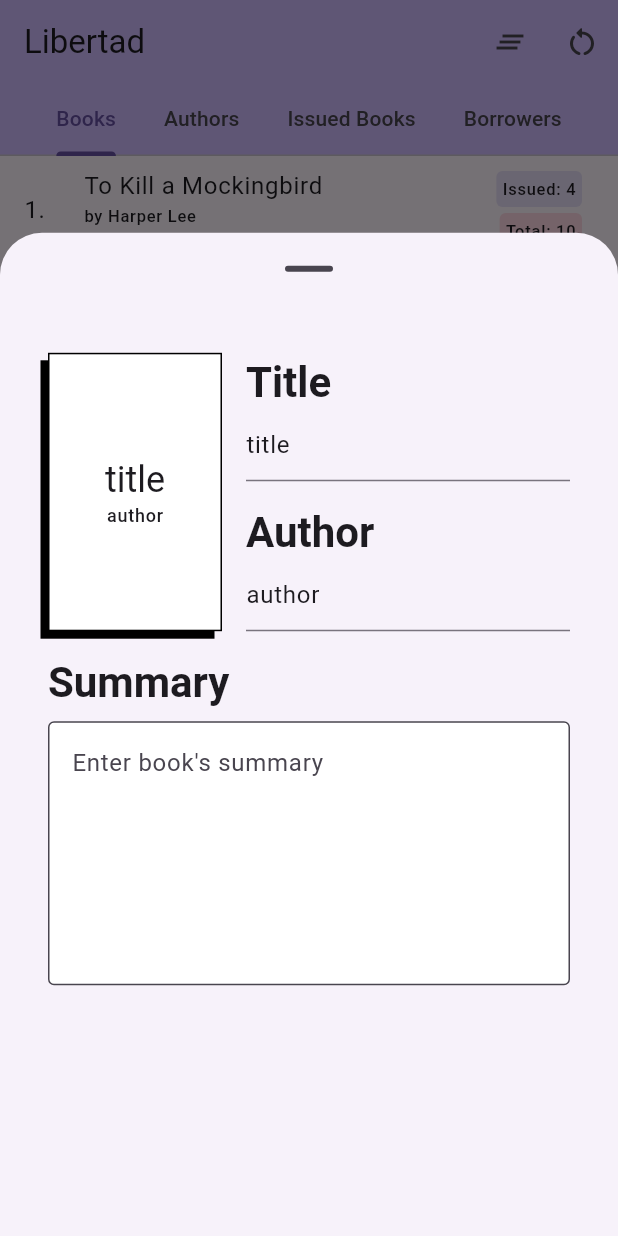
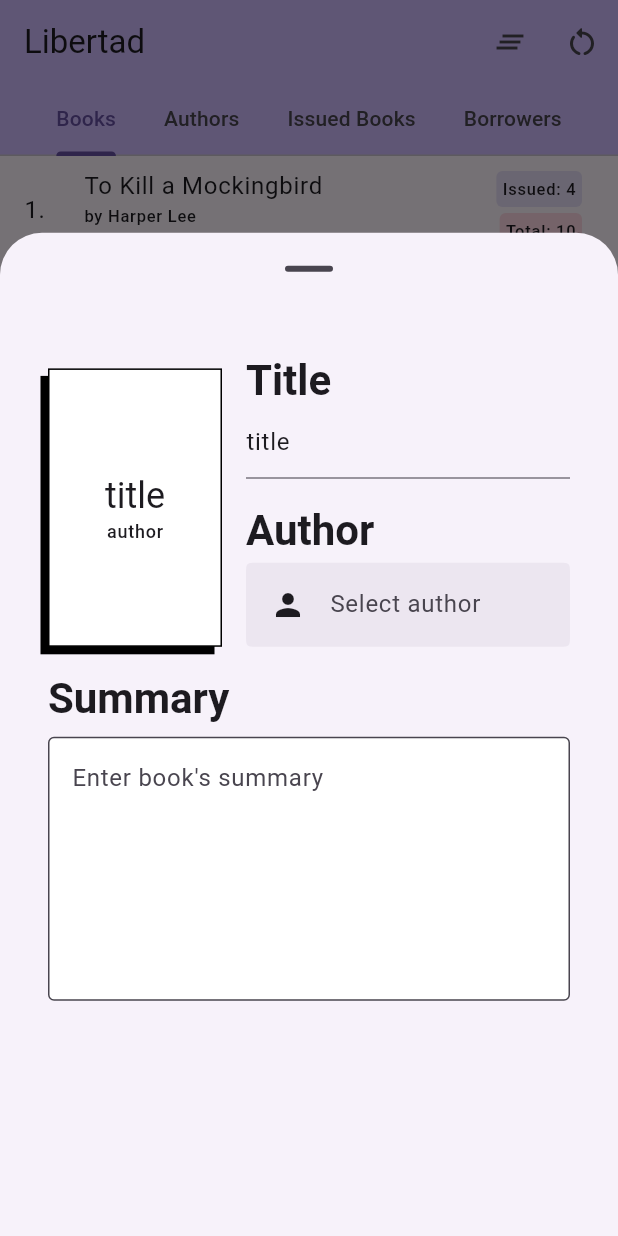
Before and after one commit to imaachman/libertad, a Flutter app: the screen it shows after launch, after a tap on the "restart alt" icon, after a tap on the "add" icon, on a phone screen of 412 x 824 dp. Run offline on Flutter 3.47's test engine with Material 3 defaults, Android fonts, the phone set to English and light mode, and no system bars; our stand-ins replace flutter_riverpod, isar, riverpod_annotation; accounts and stored records are empty; generated files the repository leaves out were written again.

Commit message:
Reorganize code

```diff
--- a/lib/features/authors/authors_screen.dart
+++ b/lib/features/authors/screens/authors_screen.dart
@@ -1,6 +1,6 @@
 import 'package:flutter/material.dart';
 import 'package:libertad/data/mock/mock_authors.dart';
-import 'package:libertad/features/authors/author_list_tile.dart';
+import 'package:libertad/features/authors/screens/author_list_tile.dart';
 
 class AuthorsPage extends StatelessWidget {
   const AuthorsPage({super.key});
--- /dev/null
+++ b/lib/features/books/screens/book_editor/author_field.dart
@@ -0,0 +1,35 @@
+import 'package:flutter/material.dart';
+
+class AuthorField extends StatelessWidget {
+  final TextEditingController controller;
+
+  const AuthorField({super.key, required this.controller});
+
+  @override
+  Widget build(BuildContext context) {
+    return Column(
+      crossAxisAlignment: CrossAxisAlignment.start,
+      children: [
+        Text(
+          'Author',
+          style: Theme.of(context)
+              .textTheme
+              .headlineMedium
+              ?.copyWith(fontWeight: FontWeight.bold),
+        ),
+        SizedBox(height: 4),
+        SearchAnchor.bar(
+          barElevation: WidgetStatePropertyAll(0),
+          barShape: WidgetStatePropertyAll(
+            ContinuousRectangleBorder(borderRadius: BorderRadius.circular(8)),
+          ),
+          barLeading: Icon(Icons.person),
+          barHintText: 'Select author',
+          suggestionsBuilder: (context, searchController) {
+            return [Text('data')];
+          },
+        ),
+      ],
+    );
+  }
+}
--- /dev/null
+++ b/lib/features/books/screens/book_editor/book_cover.dart
@@ -0,0 +1,65 @@
+import 'package:flutter/material.dart';
+
+class BookCover extends StatefulWidget {
+  final TextEditingController titleController;
+  final TextEditingController authorController;
+
+  const BookCover({
+    super.key,
+    required this.titleController,
+    required this.authorController,
+  });
+
+  @override
+  State<BookCover> createState() => _BookCoverState();
+}
+
+class _BookCoverState extends State<BookCover> {
+  @override
+  void initState() {
+    super.initState();
+    widget.titleController.addListener(rebuild);
+    widget.authorController.addListener(rebuild);
+  }
+
+  @override
+  void dispose() {
+    widget.titleController.removeListener(rebuild);
+    widget.authorController.removeListener(rebuild);
+    super.dispose();
+  }
+
+  void rebuild() => setState(() {});
+
+  @override
+  Widget build(BuildContext context) {
+    return AspectRatio(
+      aspectRatio: 10 / 16,
+      child: Container(
+        padding: const EdgeInsets.all(8),
+        decoration: BoxDecoration(
+          color: Colors.white,
+          border: Border.all(),
+          boxShadow: [BoxShadow(offset: Offset(-5, 5))],
+        ),
+        child: Column(
+          mainAxisAlignment: MainAxisAlignment.center,
+          children: [
+            Text(
+              widget.titleController.text,
+              style: Theme.of(context).textTheme.headlineSmall,
+              maxLines: 3,
+              overflow: TextOverflow.ellipsis,
+            ),
+            Text(
+              widget.authorController.text,
+              style: Theme.of(context).textTheme.labelMedium,
+              maxLines: 1,
+              overflow: TextOverflow.ellipsis,
+            ),
+          ],
+        ),
+      ),
+    );
+  }
+}
--- a/lib/widgets/book_editor.dart
+++ b/lib/features/books/screens/book_editor/book_editor.dart
@@ -2,6 +2,11 @@ import 'package:flutter/material.dart';
 import 'package:flutter_riverpod/flutter_riverpod.dart';
 import 'package:libertad/core/constants/breakpoints.dart';
 import 'package:libertad/widgets/row_column_switch.dart';
+
+import 'author_field.dart';
+import 'book_cover.dart';
+import 'summary_field.dart';
+import 'title_field.dart';
 
 class BookEditor extends ConsumerStatefulWidget {
   const BookEditor({super.key});
@@ -145,156 +150,3 @@ class _BookEditorState extends ConsumerState<BookEditor> {
     );
   }
 }
-
-class BookCover extends StatefulWidget {
-  final TextEditingController titleController;
-  final TextEditingController authorController;
-
-  const BookCover({
-    super.key,
-    required this.titleController,
-    required this.authorController,
-  });
-
-  @override
-  State<BookCover> createState() => _BookCoverState();
-}
-
-class _BookCoverState extends State<BookCover> {
-  @override
-  void initState() {
-    super.initState();
-    widget.titleController.addListener(rebuild);
-    widget.authorController.addListener(rebuild);
-  }
-
-  @override
-  void dispose() {
-    widget.titleController.removeListener(rebuild);
-    widget.authorController.removeListener(rebuild);
-    super.dispose();
-  }
-
-  void rebuild() => setState(() {});
-
-  @override
-  Widget build(BuildContext context) {
-    return AspectRatio(
-      aspectRatio: 10 / 16,
-      child: Container(
-        padding: const EdgeInsets.all(8),
-        decoration: BoxDecoration(
-          color: Colors.white,
-          border: Border.all(),
-          boxShadow: [BoxShadow(offset: Offset(-5, 5))],
-        ),
-        child: Column(
-          mainAxisAlignment: MainAxisAlignment.center,
-          children: [
-            Text(
-              widget.titleController.text,
-              style: Theme.of(context).textTheme.headlineSmall,
-              maxLines: 4,
-              overflow: TextOverflow.ellipsis,
-            ),
-            Text(
-              widget.authorController.text,
-              style: Theme.of(context).textTheme.labelMedium,
-              maxLines: 2,
-              overflow: TextOverflow.ellipsis,
-            ),
-          ],
-        ),
-      ),
-    );
-  }
-}
-
-class TitleField extends StatelessWidget {
-  final TextEditingController controller;
-
-  const TitleField({super.key, required this.controller});
-
-  @override
-  Widget build(BuildContext context) {
-    return Column(
-      crossAxisAlignment: CrossAxisAlignment.start,
-      children: [
-        Text(
-          'Title',
-          style: Theme.of(context)
-              .textTheme
-              .headlineMedium
-              ?.copyWith(fontWeight: FontWeight.bold),
-        ),
-        TextField(
-          controller: controller,
-          decoration: InputDecoration(
-            hintText: 'Enter book\'s title',
-          ),
-        ),
-      ],
-    );
-  }
-}
-
-class AuthorField extends StatelessWidget {
-  final TextEditingController controller;
-
-  const AuthorField({super.key, required this.controller});
-
-  @override
-  Widget build(BuildContext context) {
-    return Column(
-      crossAxisAlignment: CrossAxisAlignment.start,
-      children: [
-        Text(
-          'Author',
-          style: Theme.of(context)
-              .textTheme
-              .headlineMedium
-              ?.copyWith(fontWeight: FontWeight.bold),
-        ),
-        TextField(
-          controller: controller,
-          decoration: InputDecoration(
-            hintText: 'Enter book\'s author',
-          ),
-        ),
-      ],
-    );
-  }
-}
-
-class SummaryField extends StatelessWidget {
-  final TextEditingController controller;
-
-  const SummaryField({super.key, required this.controller});
-
-  @override
-  Widget build(BuildContext context) {
-    return Column(
-      crossAxisAlignment: CrossAxisAlignment.start,
-      children: [
-        Text(
-          'Summary',
-          style: Theme.of(context)
-              .textTheme
-              .headlineMedium
-              ?.copyWith(fontWeight: FontWeight.bold),
-        ),
-        SizedBox(height: 8),
-        TextField(
-          controller: controller,
-          decoration: InputDecoration(
-            border: OutlineInputBorder(),
-            hintText: 'Enter book\'s summary',
-            filled: true,
-            fillColor: Colors.white,
-          ),
-          maxLines: 6,
-        ),
-      ],
-    );
-  }
-}
--- /dev/null
+++ b/lib/features/books/screens/book_editor/summary_field.dart
@@ -0,0 +1,34 @@
+import 'package:flutter/material.dart';
+
+class SummaryField extends StatelessWidget {
+  final TextEditingController controller;
+
+  const SummaryField({super.key, required this.controller});
+
+  @override
+  Widget build(BuildContext context) {
+    return Column(
+      crossAxisAlignment: CrossAxisAlignment.start,
+      children: [
+        Text(
+          'Summary',
+          style: Theme.of(context)
+              .textTheme
+              .headlineMedium
+              ?.copyWith(fontWeight: FontWeight.bold),
+        ),
+        SizedBox(height: 8),
+        TextField(
+          controller: controller,
+          decoration: InputDecoration(
+            border: OutlineInputBorder(),
+            hintText: 'Enter book\'s summary',
+            filled: true,
+            fillColor: Colors.white,
+          ),
+          maxLines: 6,
+        ),
+      ],
+    );
+  }
+}
--- /dev/null
+++ b/lib/features/books/screens/book_editor/title_field.dart
@@ -0,0 +1,29 @@
+import 'package:flutter/material.dart';
+
+class TitleField extends StatelessWidget {
+  final TextEditingController controller;
+
+  const TitleField({super.key, required this.controller});
+
+  @override
+  Widget build(BuildContext context) {
+    return Column(
+      crossAxisAlignment: CrossAxisAlignment.start,
+      children: [
+        Text(
+          'Title',
+          style: Theme.of(context)
+              .textTheme
+              .headlineMedium
+              ?.copyWith(fontWeight: FontWeight.bold),
+        ),
+        TextField(
+          controller: controller,
+          decoration: InputDecoration(
+            hintText: 'Enter book\'s title',
+          ),
+        ),
+      ],
+    );
+  }
+}
--- a/lib/features/books/screens/books_screen.dart
+++ b/lib/features/books/screens/books_screen/books_screen.dart
@@ -1,9 +1,9 @@
 import 'package:flutter/material.dart';
 import 'package:flutter_riverpod/flutter_riverpod.dart';
-import 'package:libertad/features/books/screens/book_list_tile.dart';
+import 'package:libertad/features/books/screens/books_screen/book_list_tile.dart';
 import 'package:libertad/features/books/viewmodels/books_list_viewmodel.dart';
 
-import '../../../data/models/book.dart';
+import '../../../../data/models/book.dart';
 
 class BooksPage extends ConsumerWidget {
   const BooksPage({super.key});
--- a/lib/features/home/screens/home_screen.dart
+++ b/lib/features/home/screens/home_screen.dart
@@ -1,9 +1,9 @@
 import 'package:flutter/material.dart';
 import 'package:flutter_riverpod/flutter_riverpod.dart';
-import 'package:libertad/features/authors/authors_screen.dart';
-import 'package:libertad/features/books/screens/books_screen.dart';
+import 'package:libertad/features/authors/screens/authors_screen.dart';
+import 'package:libertad/features/books/screens/books_screen/books_screen.dart';
 import 'package:libertad/features/home/viewmodels/home_viewmodel.dart';
-import 'package:libertad/widgets/book_editor.dart';
+import 'package:libertad/features/books/screens/book_editor/book_editor.dart';
 
 class HomePage extends ConsumerStatefulWidget {
   const HomePage({super.key});
--- a/lib/navigation/route_generator.dart
+++ b/lib/navigation/route_generator.dart
@@ -1,6 +1,6 @@
 import 'package:flutter/material.dart';
 import 'package:libertad/data/models/book.dart';
-import 'package:libertad/features/books/screens/book_details_screen.dart';
+import 'package:libertad/features/books/screens/book_details_screen/book_details_screen.dart';
 import 'package:libertad/features/home/screens/home_screen.dart';
 import 'package:libertad/navigation/routes.dart';
 
```
Also changed, not shown: lib/features/authors/screens/author_list_tile.dart (renamed from lib/features/authors/author_list_tile.dart), lib/features/books/screens/book_details_screen/book_details_screen.dart (renamed from lib/features/books/screens/book_details_screen.dart), lib/features/books/screens/books_screen/book_list_tile.dart (renamed from lib/features/books/screens/book_list_tile.dart).
